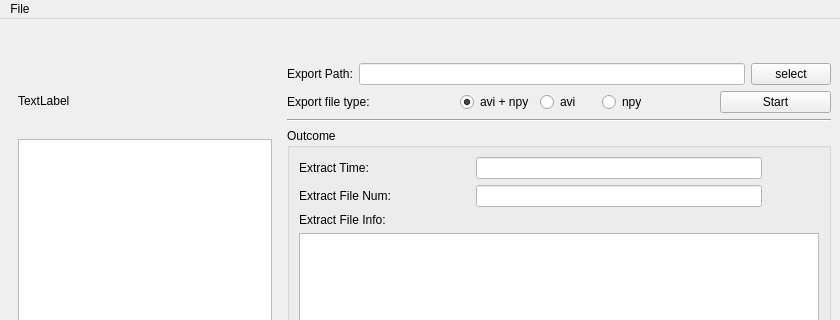
First picture: the form in util/ui/EC_dicom2avi.ui, repository chi-chun-1999/EC_dicom2avi, before the edit; both pictures show x 0 to 840 and y 0 to 320 of the 840 by 849 pixel window.
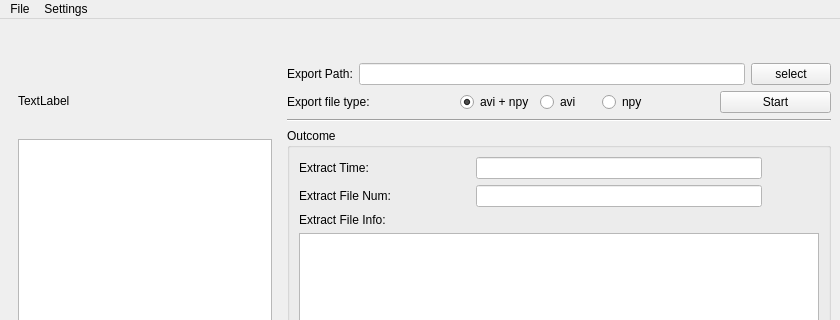
Second picture: the form after the edit.

Commit message: finish the f/settingConfig

Diff of the .ui file:
```diff
--- a/util/ui/EC_dicom2avi.ui
+++ b/util/ui/EC_dicom2avi.ui
@@ -339,7 +339,14 @@
     </property>
     <addaction name="actionOpen_file_open"/>
    </widget>
+   <widget class="QMenu" name="menusettings">
+    <property name="title">
+     <string>Settings</string>
+    </property>
+    <addaction name="action_config"/>
+   </widget>
    <addaction name="menufile_file"/>
+   <addaction name="menusettings"/>
   </widget>
   <action name="actionOpen_file_open">
    <property name="text">
```
Left out of the diff: 5 changed lines with no effect on the pictures. The commit also changes 7 other files.
